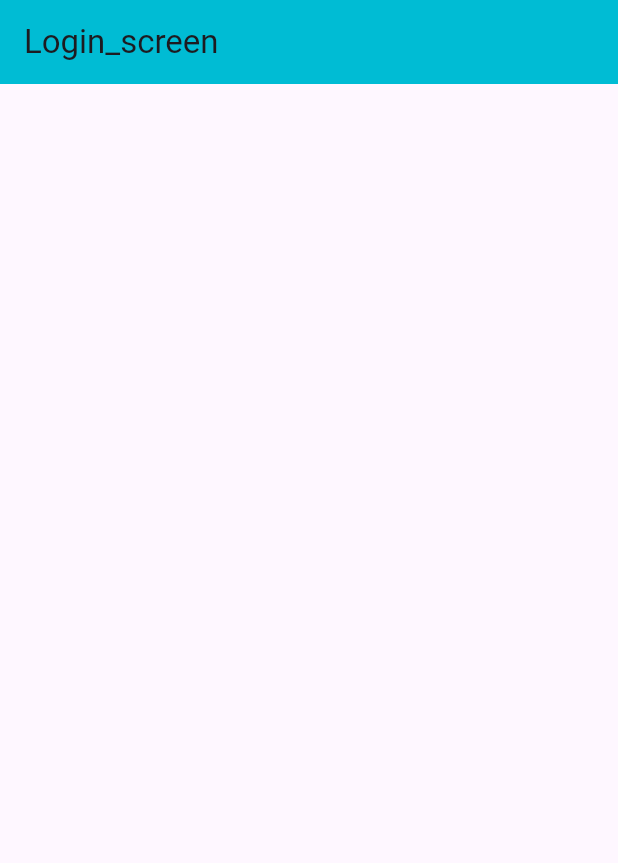
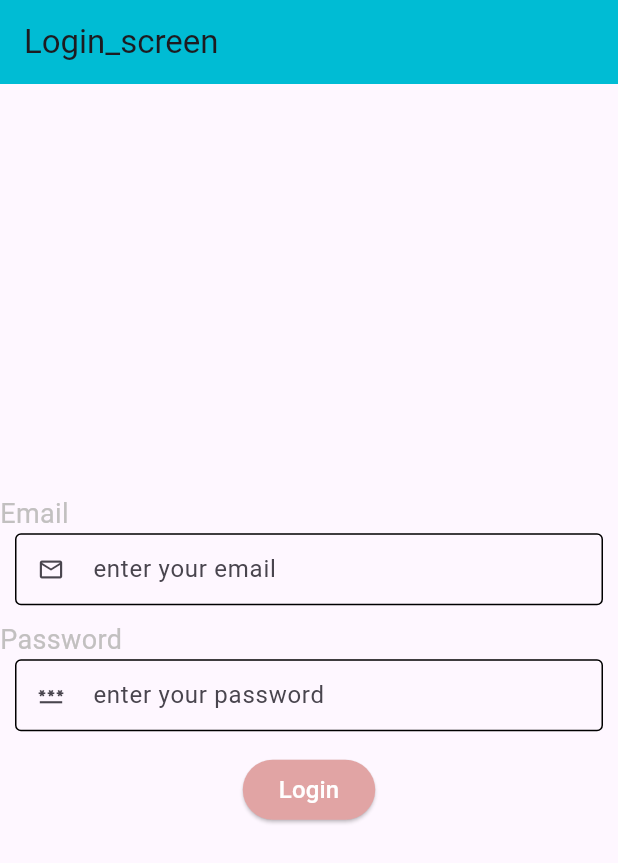
Before and after one commit to Afaque-A/android_setup_firebase, a Flutter app: the screen it shows after launch, on a phone screen of 412 x 824 dp. Shown: the top 863 px of the screen. Run offline on Flutter 3.47's test engine with Material 3 defaults, Android fonts, the phone set to English and light mode, and no system bars; our stand-ins replace firebase_core, get, velocity_x; accounts and stored records are empty.

Commit message:
craete textform field

```diff
--- a/lib/components/login_buttons.dart
+++ b/lib/components/login_buttons.dart
@@ -0,0 +1,13 @@
+
+import 'package:android_setup_firebase/const/constant.dart';
+
+Widget loginButtons({color, String? title, onpress, textColor,}){
+  return ElevatedButton(
+    style: ElevatedButton.styleFrom(
+      backgroundColor: color,
+    ),
+
+    onPressed: onpress,
+     child: title!.text.color(textColor).size(16).make(),
+  );
+}
--- a/lib/components/textformfield.dart
+++ b/lib/components/textformfield.dart
@@ -0,0 +1,32 @@
+import 'package:android_setup_firebase/const/constant.dart';
+
+Widget textfield({String? title, String? hint, controllar, icons, required TextStyle style}) {
+  return Column(
+    crossAxisAlignment: CrossAxisAlignment.start,
+    children: [
+      title!.text.color(textFormFieldColor).size(18).make(),
+      Padding(
+        padding: const EdgeInsets.symmetric(horizontal: 10),
+        child: TextFormField(
+          controller: controllar,
+          decoration: InputDecoration(
+              prefixIcon: icons,
+
+              hintText: hint,
+
+              // fillColor: textFormFieldColor,
+              // filled: true,
+              isDense: true,
+              enabledBorder: const OutlineInputBorder(
+                  borderSide: BorderSide(color: Colors.black)),
+              // border: UnderlineInputBorder(
+              //     borderSide: BorderSide(color: Colors.black)),
+              focusedBorder: const OutlineInputBorder(
+                borderSide: BorderSide(color: Color(0xff5f5f5f)),
+              )),
+        ),
+      ),
+      5.heightBox,
+    ],
+  );
+}
--- /dev/null
+++ b/lib/const/colors.dart
@@ -0,0 +1,4 @@
+import 'package:flutter/material.dart';
+
+const buttonColor = Color.fromARGB(255, 225, 164, 164);
+const textFormFieldColor = Color.fromARGB(255, 194, 192, 192);
--- a/lib/const/constant.dart
+++ b/lib/const/constant.dart
@@ -1,3 +1,4 @@
 export './strings.dart';
+export './colors.dart';
 export 'package:velocity_x/velocity_x.dart';
 export 'package:flutter/material.dart';
--- a/lib/const/strings.dart
+++ b/lib/const/strings.dart
@@ -0,0 +1,2 @@
+const emailHint = 'enter your email';
+const passHint = 'enter your password';
--- a/lib/ui/auth/login_screen.dart
+++ b/lib/ui/auth/login_screen.dart
@@ -1,3 +1,6 @@
+import 'package:android_setup_firebase/components/login_buttons.dart';
+import 'package:android_setup_firebase/components/textformfield.dart';
+import 'package:android_setup_firebase/const/constant.dart';
 import 'package:flutter/material.dart';
 
 class LoginScreen extends StatefulWidget {
@@ -16,6 +19,34 @@ class _LoginScreenState extends State<LoginScreen> {
         automaticallyImplyLeading: false,
         title: const Text('Login_screen'),
       ),
+      body: Column(
+        crossAxisAlignment: CrossAxisAlignment.center,
+        mainAxisAlignment: MainAxisAlignment.center,
+        children: [
+          textfield(
+            title: 'Email',
+            style: TextStyle(color: Colors.black),
+            hint: emailHint,
+            icons: const Icon(Icons.email_outlined),
+          ),
+          5.heightBox,
+          textfield(
+            title: 'Password',
+            style: TextStyle(color: Colors.green),
+            hint: passHint,
+            icons: const Icon(Icons.password),
+          ),
+          10.heightBox,
+          Center(
+            child: loginButtons(
+              color: buttonColor,
+              title: 'Login',
+              onpress: () {},
+              textColor: Colors.white,
+            ),
+          ),
+        ],
+      ),
     );
   }
 }
```
